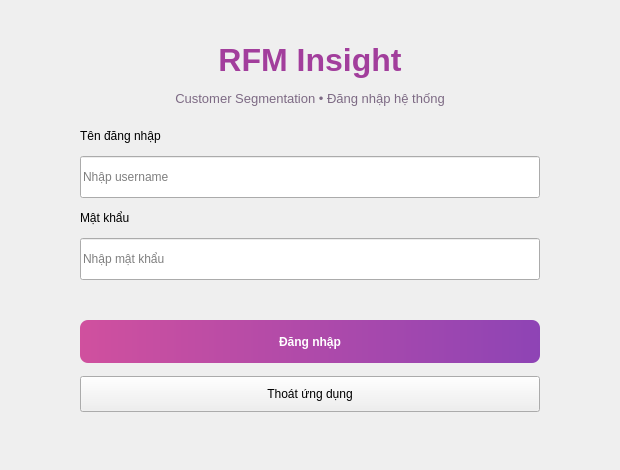
Old version of the form ui_app/ui/LoginMainWindow.ui in the repository Trinh186/Machine-Learning.
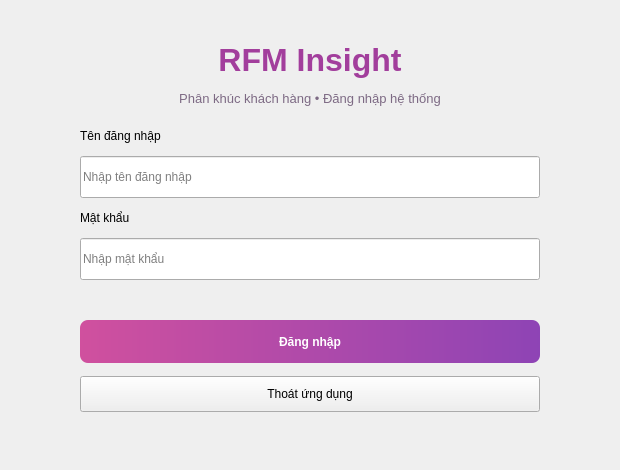
New version of the form.

```diff
--- a/ui_app/ui/LoginMainWindow.ui
+++ b/ui_app/ui/LoginMainWindow.ui
@@ -21,7 +21,7 @@
     </item>
     <item>
      <widget class="QLabel" name="lblSubtitle">
-      <property name="text"><string>Customer Segmentation • Đăng nhập hệ thống</string></property>
+      <property name="text"><string>Phân khúc khách hàng • Đăng nhập hệ thống</string></property>
       <property name="alignment"><set>Qt::AlignCenter</set></property>
       <property name="styleSheet"><string notr="true">color: #7D6A84; font-size: 10pt;</string></property>
      </widget>
@@ -30,7 +30,7 @@
     <item><widget class="QLabel" name="lblUsername"><property name="text"><string>Tên đăng nhập</string></property></widget></item>
     <item>
      <widget class="QLineEdit" name="txtUsername">
-      <property name="placeholderText"><string>Nhập username</string></property>
+      <property name="placeholderText"><string>Nhập tên đăng nhập</string></property>
       <property name="minimumSize"><size><width>0</width><height>42</height></size></property>
      </widget>
     </item>
```
